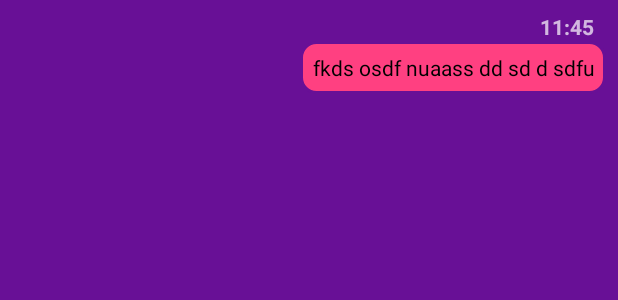
After one commit to Dmitriy-kiselyov/pChat, an Android app: the layout list_message_from_self.xml on its own in the app's theme, with its tools: preview values and no code run, on a phone screen of 412 x 824 dp. The commit adds this screen. Shown: the top 300 px of the screen. Run offline under Robolectric (Android 15) with nearby library versions, the phone set to English and light mode, and no system bars; network calls fail.

Commit message:
messages: верстка сообщений

```diff
--- a/app/src/main/java/ru/pussy_penetrator/pchat/UserListActivity.java
+++ b/app/src/main/java/ru/pussy_penetrator/pchat/UserListActivity.java
@@ -158,7 +158,7 @@ public class UserListActivity extends AppCompatActivity {
         @Override
         public UserPreviewHolder onCreateViewHolder(ViewGroup parent, int viewType) {
             LayoutInflater li = getLayoutInflater();
-            View view = li.inflate(R.layout.list_user_message_preview, parent, false);
+            View view = li.inflate(R.layout.list_user_preview, parent, false);
 
             return new UserPreviewHolder(view);
         }
--- /dev/null
+++ b/app/src/main/res/drawable-v24/list_message_self_background.xml
@@ -0,0 +1,7 @@
+<?xml version="1.0" encoding="utf-8"?>
+<shape xmlns:android="http://schemas.android.com/apk/res/android">
+    <solid android:color="@color/accent"/>
+    <stroke android:width="2dp" android:color="@color/primary" />
+    <corners android:radius="10dp"/>
+    <padding android:left="0dp" android:top="0dp" android:right="0dp" android:bottom="0dp" />
+</shape>
--- /dev/null
+++ b/app/src/main/res/layout/list_message_from_self.xml
@@ -0,0 +1,31 @@
+<?xml version="1.0" encoding="utf-8"?>
+<android.support.constraint.ConstraintLayout xmlns:android="http://schemas.android.com/apk/res/android"
+    android:layout_width="match_parent"
+    android:layout_height="wrap_content"
+    xmlns:app="http://schemas.android.com/apk/res-auto"
+    android:padding="8dp">
+
+    <TextView
+        android:id="@+id/time"
+        android:text="11:45"
+        style="@style/MessageTime"
+        android:layout_marginRight="8dp"
+        android:textAlignment="textEnd" />
+
+    <android.support.constraint.ConstraintLayout
+        style="@style/MessageWrapper"
+        app:layout_constraintEnd_toEndOf="parent"
+        app:layout_constraintWidth_percent="0.7"
+        app:layout_constraintTop_toBottomOf="@id/time">
+        <TextView
+            android:id="@+id/text"
+            android:text="fkds osdf nuaass dd sd d sdfu"
+            android:textAlignment="textEnd"
+            app:layout_constraintEnd_toEndOf="parent"
+            android:textColor="@color/black"
+            style="@style/MessageText"
+            android:background="@drawable/list_message_self_background" />
+    </android.support.constraint.ConstraintLayout>
+
+
+</android.support.constraint.ConstraintLayout>
--- a/app/src/main/res/layout/list_user_message_preview.xml
+++ b/app/src/main/res/layout/list_user_preview.xml
@@ -19,6 +19,6 @@
         android:layout_alignParentEnd="true"
         android:layout_centerVertical="true"
         android:adjustViewBounds="false"
-        android:src="@drawable/arrow_right" />
+        android:src="@drawable/arrow_right_white" />
 
 </RelativeLayout>
--- a/app/src/main/res/values/strings.xml
+++ b/app/src/main/res/values/strings.xml
@@ -28,4 +28,7 @@
 
     <!-- Меню -->
     <string name="menu_logout">Выйти</string>
+
+    <!-- Чат -->
+    <string name="prompt_message">Сообщение</string>
 </resources>
--- a/app/src/main/res/values/styles.xml
+++ b/app/src/main/res/values/styles.xml
@@ -84,4 +84,22 @@
         <item name="android:layout_centerInParent">true</item>
     </style>
 
+    <style name="MessageTime">
+        <item name="android:layout_width">match_parent</item>
+        <item name="android:layout_height">wrap_content</item>
+        <item name="android:layout_marginBottom">4dp</item>
+        <item name="android:textStyle">bold</item>
+    </style>
+
+    <style name="MessageWrapper">
+        <item name="android:layout_width">0dp</item>
+        <item name="android:layout_height">wrap_content</item>
+    </style>
+
+    <style name="MessageText">
+        <item name="android:layout_width">wrap_content</item>
+        <item name="android:layout_height">wrap_content</item>
+        <item name="android:padding">8dp</item>
+    </style>
+
 </resources>
```
Also changed, not shown: app/src/main/res/drawable/list_message_another_background.xml (added, +7 -0 lines), app/src/main/res/layout/activity_messages.xml (+44 -3 lines), app/src/main/res/layout/list_message_from_another.xml (added, +30 -0 lines), app/src/main/res/drawable/arrow_right_dark.png (added), app/src/main/res/drawable/arrow_right_white.png (renamed from app/src/main/res/drawable/arrow_right.png).
